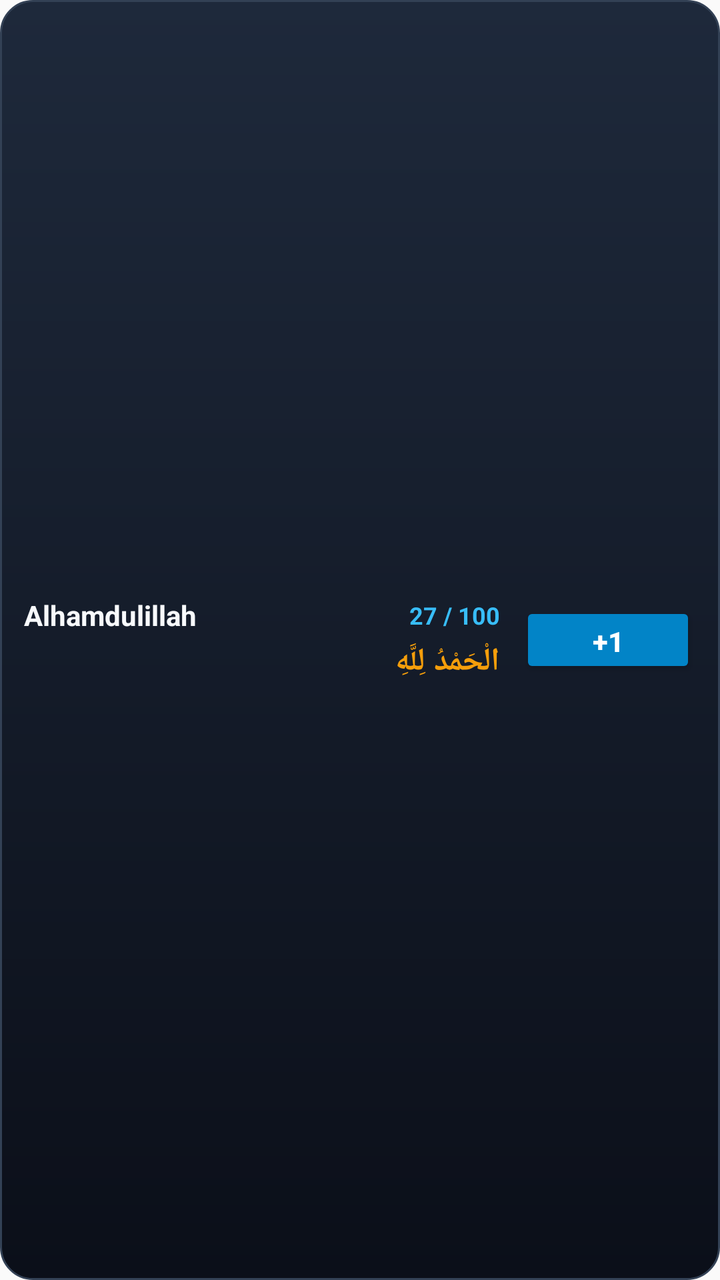
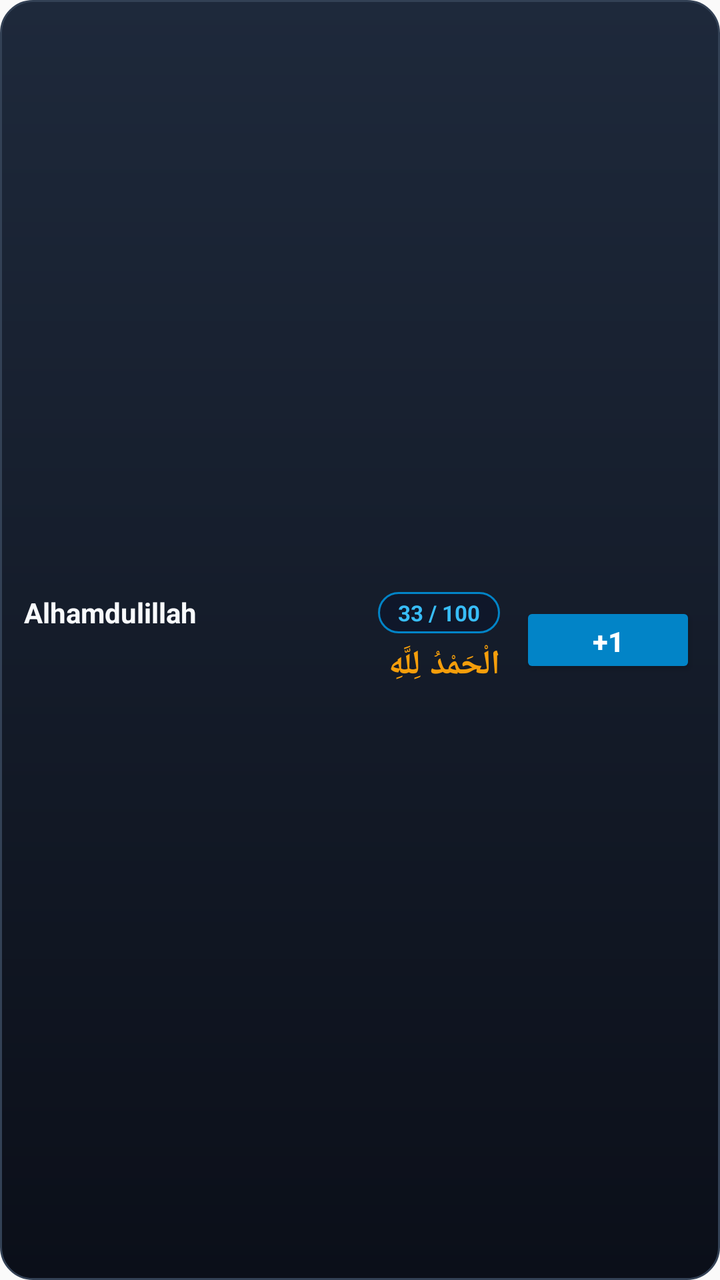

An Android layout rendered at two revisions. The XML below is the earlier revision; the diff shows what the commit changed to produce the second picture.
<!-- AndroidManifest.xml: application theme Theme.RuhuTasbih -->
<!-- res/layout/tasbih_widget_item.xml -->
<?xml version="1.0" encoding="utf-8"?>
<LinearLayout xmlns:android="http://schemas.android.com/apk/res/android"
    android:id="@+id/widget_item_root"
    android:layout_width="match_parent"
    android:layout_height="wrap_content"
    android:layout_marginBottom="8dp"
    android:background="@drawable/widget_card_background"
    android:gravity="center_vertical"
    android:orientation="horizontal"
    android:padding="12dp">

    
    <LinearLayout
        android:layout_width="0dp"
        android:layout_height="wrap_content"
        android:layout_weight="1"
        android:orientation="vertical">

        
        <LinearLayout
            android:layout_width="match_parent"
            android:layout_height="wrap_content"
            android:gravity="center_vertical"
            android:orientation="horizontal">

            <TextView
                android:id="@+id/widget_item_name"
                android:layout_width="0dp"
                android:layout_height="wrap_content"
                android:layout_weight="1"
                android:ellipsize="end"
                android:maxLines="1"
                android:text="Alhamdulillah"
                android:textColor="#F8FAFC"
                android:textSize="14sp"
                android:textStyle="bold" />

            <TextView
                android:id="@+id/widget_item_count"
                android:layout_width="wrap_content"
                android:layout_height="wrap_content"
                android:text="27 / 100"
                android:textColor="#38BDF8"
                android:textSize="12sp"
                android:textStyle="bold" />
        </LinearLayout>

        
        <TextView
            android:id="@+id/widget_item_arabic"
            android:layout_width="match_parent"
            android:layout_height="wrap_content"
            android:layout_marginTop="3dp"
            android:text="الْحَمْدُ لِلَّهِ"
            android:textColor="#F59E0B"
            android:textSize="16sp"
            android:textStyle="bold" />
    </LinearLayout>

    
    <Button
        android:id="@+id/widget_item_btn_increment"
        android:layout_width="wrap_content"
        android:layout_height="38dp"
        android:layout_marginStart="10dp"
        android:backgroundTint="#0284C7"
        android:paddingHorizontal="16dp"
        android:text="+1"
        android:textColor="#FFFFFF"
        android:textSize="14sp"
        android:textStyle="bold" />

</LinearLayout>
<!-- resources referenced by this layout -->
<resources>
  <!-- drawable widget_card_background (drawable) -->
  <?xml version="1.0" encoding="utf-8"?>
  <shape xmlns:android="http://schemas.android.com/apk/res/android"
      android:shape="rectangle">
      <gradient
          android:angle="270"
          android:endColor="#0B0F19"
          android:startColor="#1E293B" />
      <corners android:radius="16dp" />
      <stroke
          android:width="1dp"
          android:color="#334155" />
  </shape>
  <style name="Theme.RuhuTasbih" parent="android:Theme.Material.Light.NoActionBar" />
</resources>

<!-- the commit's change to res/layout/tasbih_widget_item.xml (unified diff, before → after) -->
@@ -35,13 +35,17 @@
                 android:textSize="14sp"
                 android:textStyle="bold" />
 
+            
             <TextView
                 android:id="@+id/widget_item_count"
                 android:layout_width="wrap_content"
                 android:layout_height="wrap_content"
-                android:text="27 / 100"
+                android:background="@drawable/widget_pill_background"
+                android:paddingHorizontal="10dp"
+                android:paddingVertical="3dp"
+                android:text="33 / 100"
                 android:textColor="#38BDF8"
-                android:textSize="12sp"
+                android:textSize="11sp"
                 android:textStyle="bold" />
         </LinearLayout>
 
@@ -50,10 +54,10 @@
             android:id="@+id/widget_item_arabic"
             android:layout_width="match_parent"
             android:layout_height="wrap_content"
-            android:layout_marginTop="3dp"
+            android:layout_marginTop="4dp"
             android:text="الْحَمْدُ لِلَّهِ"
             android:textColor="#F59E0B"
-            android:textSize="16sp"
+            android:textSize="17sp"
             android:textStyle="bold" />
     </LinearLayout>
 
<!-- resource entries referenced after the edit -->
@@ -13,6 +13,16 @@
           android:width="1dp"
           android:color="#334155" />
   </shape>
+  <!-- drawable widget_pill_background (drawable) -->
+  <?xml version="1.0" encoding="utf-8"?>
+  <shape xmlns:android="http://schemas.android.com/apk/res/android"
+      android:shape="rectangle">
+      <solid android:color="#0F172A" />
+      <corners android:radius="20dp" />
+      <stroke
+          android:width="1dp"
+          android:color="#0284C7" />
+  </shape>
   <style name="Theme.RuhuTasbih" parent="android:Theme.Material.Light.NoActionBar" />
 </resources>
 
